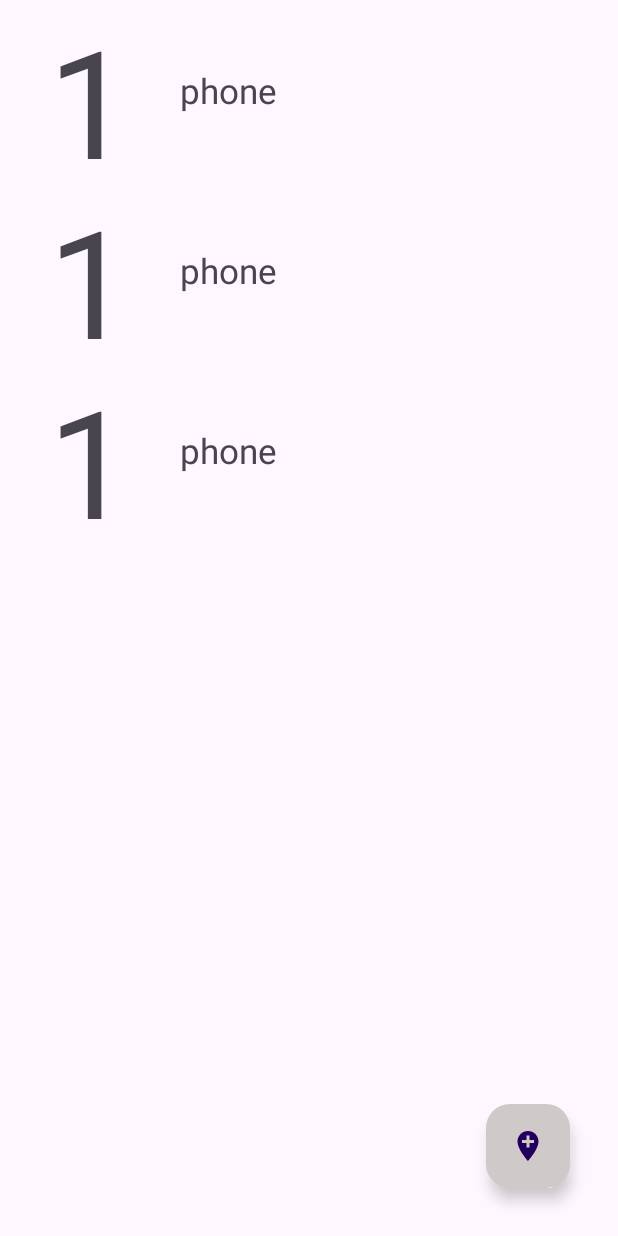
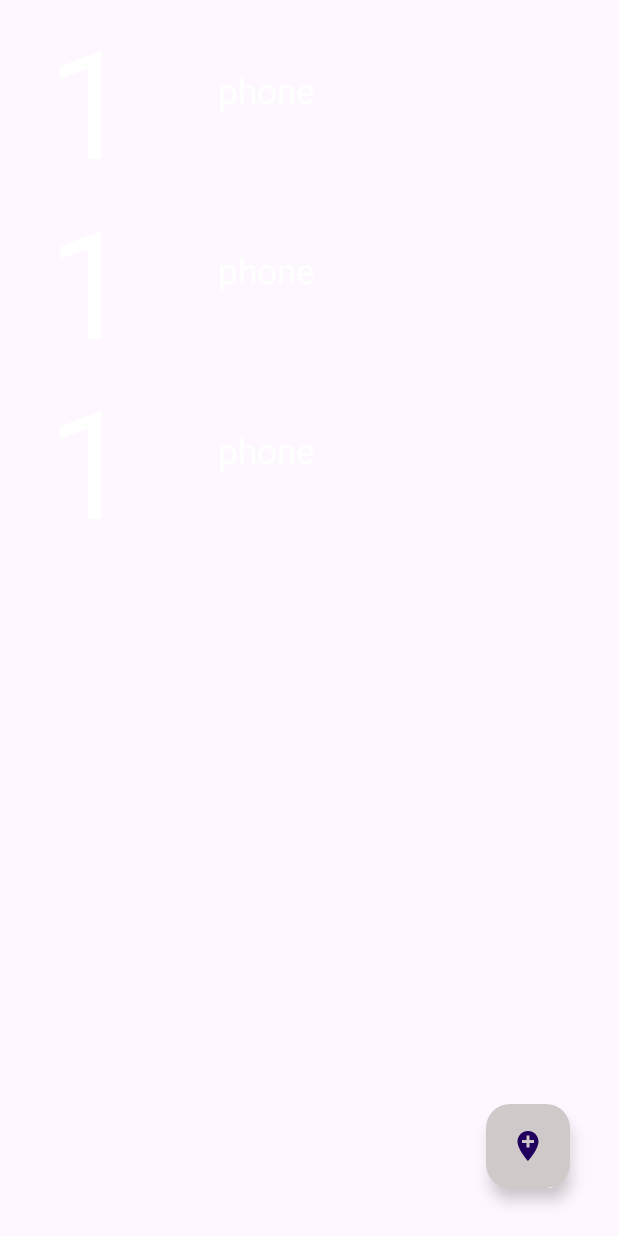
Before and after one commit to MatiaseRamirez/TP_APP_final, an Android app: the layout fragment_list_phone.xml on its own in the app's theme, with its tools: preview values and no code run, on a phone screen of 412 x 824 dp. Run offline under Robolectric (Android 15) with nearby library versions, the phone set to English and light mode, and no system bars.

Commit message:
Cambio de color

```diff
--- a/app/src/main/res/layout/fragment_phone_add.xml
+++ b/app/src/main/res/layout/fragment_phone_add.xml
@@ -18,7 +18,8 @@
         android:layout_marginTop="35dp"
         app:layout_constraintStart_toStartOf="parent"
         app:layout_constraintEnd_toEndOf="parent"
-        app:layout_constraintTop_toTopOf="parent"/>
+        app:layout_constraintTop_toTopOf="parent"
+        android:textColor="@color/white"/>
 
 
     <EditText
--- a/app/src/main/res/layout/item_recyclerview_phone.xml
+++ b/app/src/main/res/layout/item_recyclerview_phone.xml
@@ -16,7 +16,8 @@
         android:textAlignment="center"
         app:layout_constraintStart_toStartOf="parent"
         app:layout_constraintTop_toTopOf="parent"
-        app:layout_constraintBottom_toBottomOf="parent"/>
+        app:layout_constraintBottom_toBottomOf="parent"
+        android:textColor="@color/white"/>
 
 
     <TextView
@@ -25,10 +26,12 @@
         android:layout_height="wrap_content"
         android:textAlignment="center"
         android:textSize="23sp"
+        android:layout_marginLeft="25dp"
         app:layout_constraintBottom_toBottomOf="parent"
         app:layout_constraintStart_toEndOf="@+id/tvId"
         app:layout_constraintTop_toTopOf="parent"
-        tools:text="phone" />
+        tools:text="phone"
+        android:textColor="@color/white"/>
 
 
 </androidx.constraintlayout.widget.ConstraintLayout>
```
